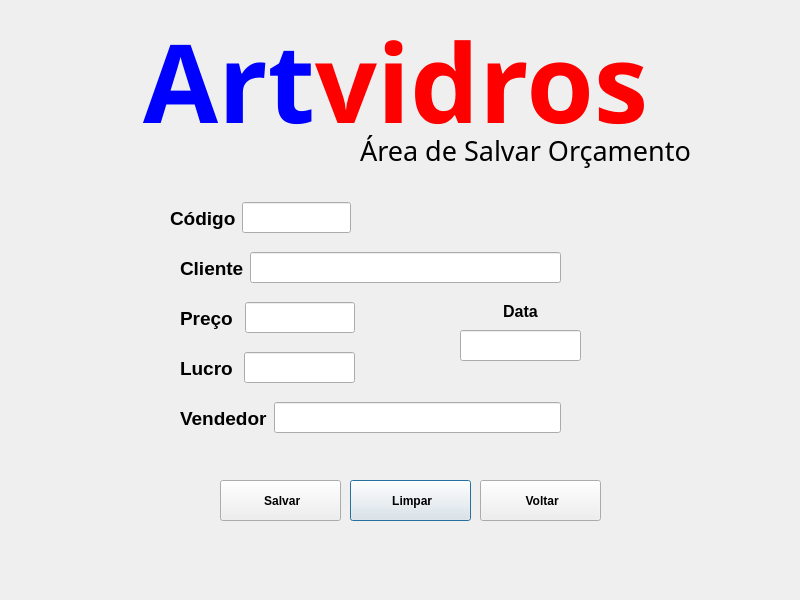
The window that ArtvidrosV3/dialogsalvar.ui (PedrOliveiraM/Artvidros-2023) describes before a commit, drawn with Qt 5.
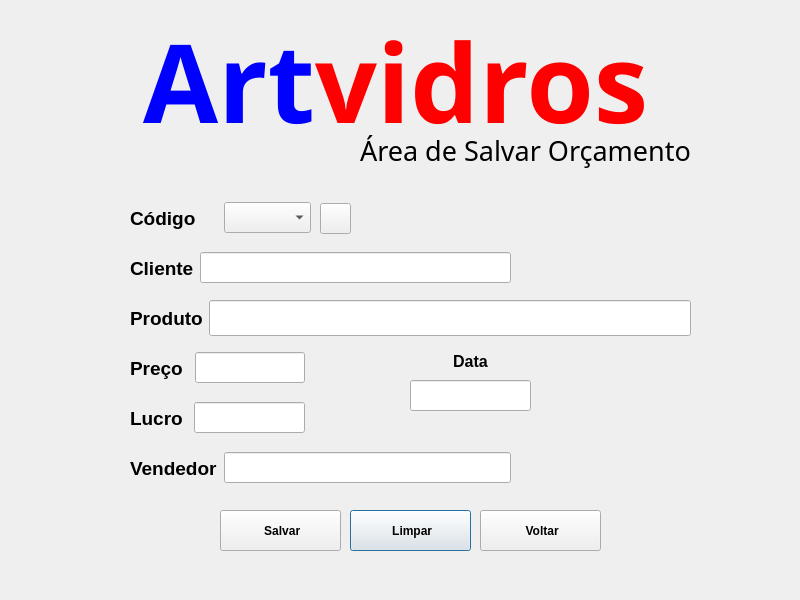
The same window after the commit. Icons and pictures are not drawn.

Patch:
```diff
--- a/ArtvidrosV3/dialogsalvar.ui
+++ b/ArtvidrosV3/dialogsalvar.ui
@@ -16,8 +16,8 @@
   <widget class="QWidget" name="layoutWidget">
    <property name="geometry">
     <rect>
-     <x>460</x>
-     <y>300</y>
+     <x>410</x>
+     <y>350</y>
      <width>121</width>
      <height>61</height>
     </rect>
@@ -53,8 +53,8 @@
   <widget class="QWidget" name="layoutWidget_5">
    <property name="geometry">
     <rect>
-     <x>180</x>
-     <y>300</y>
+     <x>130</x>
+     <y>350</y>
      <width>175</width>
      <height>36</height>
     </rect>
@@ -95,7 +95,7 @@
    <property name="geometry">
     <rect>
      <x>350</x>
-     <y>480</y>
+     <y>510</y>
      <width>121</width>
      <height>41</height>
     </rect>
@@ -116,8 +116,8 @@
   <widget class="QWidget" name="layoutWidget_3">
    <property name="geometry">
     <rect>
-     <x>180</x>
-     <y>350</y>
+     <x>130</x>
+     <y>400</y>
      <width>175</width>
      <height>36</height>
     </rect>
@@ -158,7 +158,7 @@
    <property name="geometry">
     <rect>
      <x>480</x>
-     <y>480</y>
+     <y>510</y>
      <width>121</width>
      <height>41</height>
     </rect>
@@ -179,7 +179,7 @@
   <widget class="QWidget" name="layoutWidget_2">
    <property name="geometry">
     <rect>
-     <x>180</x>
+     <x>130</x>
      <y>250</y>
      <width>381</width>
      <height>36</height>
@@ -241,7 +241,7 @@
    <property name="geometry">
     <rect>
      <x>220</x>
-     <y>480</y>
+     <y>510</y>
      <width>121</width>
      <height>41</height>
     </rect>
@@ -279,55 +279,11 @@
     <string>Área de Salvar Orçamento</string>
    </property>
   </widget>
-  <widget class="QWidget" name="layoutWidget_6">
-   <property name="geometry">
-    <rect>
-     <x>170</x>
-     <y>200</y>
-     <width>181</width>
-     <height>36</height>
-    </rect>
-   </property>
-   <property name="font">
-    <font>
-     <pointsize>14</pointsize>
-     <bold>true</bold>
-    </font>
-   </property>
-   <layout class="QHBoxLayout" name="horizontalLayout">
-    <item>
-     <widget class="QLabel" name="label_Id">
-      <property name="font">
-       <font>
-        <pointsize>14</pointsize>
-        <bold>true</bold>
-       </font>
-      </property>
-      <property name="text">
-       <string>Código</string>
-      </property>
-     </widget>
-    </item>
-    <item>
-     <widget class="QLineEdit" name="lineEditCodigo">
-      <property name="font">
-       <font>
-        <pointsize>14</pointsize>
-        <bold>false</bold>
-       </font>
-      </property>
-      <property name="whatsThis">
-       <string>&lt;html&gt;&lt;head/&gt;&lt;body&gt;&lt;p align=&quot;center&quot;&gt;&lt;span style=&quot; font-weight:400;&quot;&gt;&lt;br/&gt;&lt;/span&gt;&lt;/p&gt;&lt;/body&gt;&lt;/html&gt;</string>
-      </property>
-     </widget>
-    </item>
-   </layout>
-  </widget>
   <widget class="QWidget" name="layoutWidget_4">
    <property name="geometry">
     <rect>
-     <x>180</x>
-     <y>400</y>
+     <x>130</x>
+     <y>450</y>
      <width>381</width>
      <height>36</height>
     </rect>
@@ -364,6 +320,125 @@
     </item>
    </layout>
   </widget>
+  <widget class="QWidget" name="layoutWidget_7">
+   <property name="geometry">
+    <rect>
+     <x>130</x>
+     <y>300</y>
+     <width>561</width>
+     <height>36</height>
+    </rect>
+   </property>
+   <property name="font">
+    <font>
+     <pointsize>14</pointsize>
+     <bold>true</bold>
+    </font>
+   </property>
+   <layout class="QHBoxLayout" name="horizontalLayout_6">
+    <item>
+     <widget class="QLabel" name="label_name_3">
+      <property name="font">
+       <font>
+        <pointsize>14</pointsize>
+        <bold>true</bold>
+       </font>
+      </property>
+      <property name="text">
+       <string>Produto</string>
+      </property>
+     </widget>
+    </item>
+    <item>
+     <widget class="QLineEdit" name="lineEditProduct">
+      <property name="sizePolicy">
+       <sizepolicy hsizetype="Expanding" vsizetype="Preferred">
+        <horstretch>0</horstretch>
+        <verstretch>0</verstretch>
+       </sizepolicy>
+      </property>
+      <property name="font">
+       <font>
+        <pointsize>12</pointsize>
+        <bold>false</bold>
+       </font>
+      </property>
+     </widget>
+    </item>
+   </layout>
+  </widget>
+  <widget class="QWidget" name="layoutWidget_8">
+   <property name="geometry">
+    <rect>
+     <x>130</x>
+     <y>200</y>
+     <width>181</width>
+     <height>36</height>
+    </rect>
+   </property>
+   <property name="font">
+    <font>
+     <pointsize>14</pointsize>
+     <bold>true</bold>
+    </font>
+   </property>
+   <layout class="QHBoxLayout" name="horizontalLayout_7">
+    <item>
+     <widget class="QLabel" name="label_Id_2">
+      <property name="font">
+       <font>
+        <pointsize>14</pointsize>
+        <bold>true</bold>
+       </font>
+      </property>
+      <property name="text">
+       <string>Código</string>
+      </property>
+     </widget>
+    </item>
+    <item>
+     <widget class="QComboBox" name="comboBoxID">
+      <item>
+       <property name="text">
+        <string/>
+       </property>
+      </item>
+     </widget>
+    </item>
+   </layout>
+  </widget>
+  <widget class="QLabel" name="labelNomeOrcamento">
+   <property name="geometry">
+    <rect>
+     <x>360</x>
+     <y>200</y>
+     <width>191</width>
+     <height>31</height>
+    </rect>
+   </property>
+   <property name="font">
+    <font>
+     <pointsize>14</pointsize>
+     <bold>true</bold>
+    </font>
+   </property>
+   <property name="text">
+    <string/>
+   </property>
+  </widget>
+  <widget class="QPushButton" name="pushButtonMostrar">
+   <property name="geometry">
+    <rect>
+     <x>320</x>
+     <y>203</y>
+     <width>31</width>
+     <height>31</height>
+    </rect>
+   </property>
+   <property name="text">
+    <string/>
+   </property>
+  </widget>
  </widget>
  <tabstops>
   <tabstop>lineEditCodigo</tabstop>
```
Left out of the diff: 1 changed line with no effect on the pictures.
